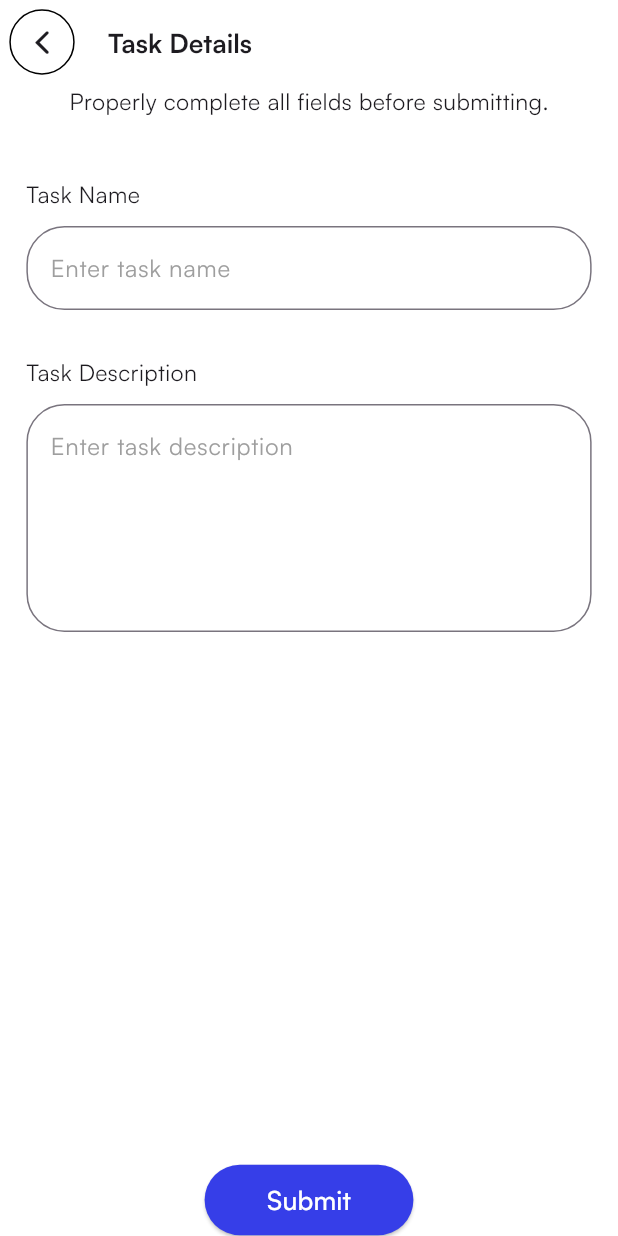
After one commit to JustineUgo/task_todo, a Flutter app: the screen it shows after launch, after a tap on "Add Task", on a phone screen of 412 x 824 dp. The commit adds this screen. Run offline on Flutter 3.47's test engine with Material 3 defaults, Android fonts, the phone set to English and light mode, and no system bars; our stand-ins replace flutter_screenutil.

Commit message:
ui: task screen

```diff
--- a/lib/src/ui/home/home_screen.dart
+++ b/lib/src/ui/home/home_screen.dart
@@ -2,6 +2,7 @@ import 'package:flutter/cupertino.dart';
 import 'package:flutter/material.dart';
 import 'package:flutter_screenutil/flutter_screenutil.dart';
 import 'package:todo/src/ui/home/widget/task_tile.dart';
+import 'package:todo/src/ui/task/task_screen.dart';
 
 class HomeScreen extends StatefulWidget {
   const HomeScreen({super.key});
@@ -100,7 +101,11 @@ class _HomeScreenState extends State<HomeScreen> {
                   Row(
                     mainAxisAlignment: MainAxisAlignment.center,
                     children: [
-                      Container(
+                      InkWell(
+                        onTap: () => Navigator.of(context).push(
+                          MaterialPageRoute(builder: (context) => const TaskScreen()),
+                        ),
+                        child: Container(
                           padding: EdgeInsets.symmetric(vertical: 10.sp, horizontal: 16.sp),
                           decoration:
                               BoxDecoration(borderRadius: BorderRadius.circular(40.r), color: const Color(0xFF363ee8)),
@@ -119,6 +124,7 @@ class _HomeScreenState extends State<HomeScreen> {
                             ],
                           ),
                         ),
+                      ),
                     ],
                   ),
                 ],
--- /dev/null
+++ b/lib/src/ui/task/task_screen.dart
@@ -0,0 +1,141 @@
+import 'package:flutter/cupertino.dart';
+import 'package:flutter/material.dart';
+import 'package:flutter_screenutil/flutter_screenutil.dart';
+
+class TaskScreen extends StatefulWidget {
+  const TaskScreen({super.key});
+
+  @override
+  State<TaskScreen> createState() => _TaskScreenState();
+}
+
+class _TaskScreenState extends State<TaskScreen> {
+  @override
+  Widget build(BuildContext context) {
+    return Scaffold(
+      appBar: AppBar(
+        leading: Center(
+          child: InkWell(
+            onTap: () => Navigator.of(context).pop(),
+            child: Container(
+              padding: EdgeInsets.all(8.sp),
+              decoration: BoxDecoration(
+                shape: BoxShape.circle,
+                border: Border.all(color: Colors.black),
+              ),
+              child: const Icon(CupertinoIcons.chevron_back),
+            ),
+          ),
+        ),
+        title: Text(
+          'Task Details',
+          style: TextStyle(fontSize: 16.sp, fontWeight: FontWeight.w600),
+        ),
+      ),
+      body: SafeArea(
+        child: GestureDetector(
+          behavior: HitTestBehavior.translucent,
+          onTap: () => FocusManager.instance.primaryFocus?.unfocus(),
+          child: Padding(
+            padding: EdgeInsets.symmetric(horizontal: 16.w),
+            child: Column(
+              crossAxisAlignment: CrossAxisAlignment.start,
+              children: [
+                Center(
+                  child: Text(
+                    'Properly complete all fields before submitting.',
+                    style: TextStyle(
+                      fontSize: 14.sp,
+                    ),
+                  ),
+                ),
+                SizedBox(height: 30.h),
+                Padding(
+                  padding: EdgeInsets.symmetric(vertical: 10.h),
+                  child: Text(
+                    'Task Name',
+                    style: TextStyle(
+                      fontSize: 14.sp,
+                    ),
+                  ),
+                ),
+                TextField(
+                  decoration: InputDecoration(
+                    hintText: 'Enter task name',
+                    hintStyle: const TextStyle(color: Colors.grey),
+                    focusedBorder: OutlineInputBorder(
+                      borderRadius: BorderRadius.circular(25.r),
+                      borderSide: const BorderSide(
+                        color: Colors.grey,
+                        width: 1.0,
+                      ),
+                    ),
+                    border: OutlineInputBorder(
+                      borderRadius: BorderRadius.circular(25.r),
+                      borderSide: const BorderSide(
+                        color: Colors.grey,
+                        width: 1.0,
+                      ),
+                    ),
+                  ),
+                ),
+                SizedBox(height: 20.h),
+                Padding(
+                  padding: EdgeInsets.symmetric(vertical: 10.h),
+                  child: Text(
+                    'Task Description',
+                    style: TextStyle(
+                      fontSize: 14.sp,
+                    ),
+                  ),
+                ),
+                TextField(
+                  minLines: 5,
+                  maxLines: 10,
+                  decoration: InputDecoration(
+                    hintText: 'Enter task description',
+                    hintStyle: const TextStyle(color: Colors.grey),
+                    focusedBorder: OutlineInputBorder(
+                      borderRadius: BorderRadius.circular(25.r),
+                      borderSide: const BorderSide(
+                        color: Colors.grey,
+                        width: 1.0,
+                      ),
+                    ),
+                    border: OutlineInputBorder(
+                      borderRadius: BorderRadius.circular(25.r),
+                      borderSide: const BorderSide(
+                        color: Colors.grey,
+                        width: 1.0,
+                      ),
+                    ),
+                  ),
+                ),
+                const Spacer(),
+                Center(
+                  child: ElevatedButton(
+                    onPressed: () => Navigator.of(context).pop(),
+                    style: ButtonStyle(
+                      backgroundColor: WidgetStateProperty.all(const Color(0xFF363ee8)),
+                    ),
+                    child: Padding(
+                      padding: EdgeInsets.symmetric(vertical: 10.sp, horizontal: 16.sp),
+                      child: Text(
+                        'Submit',
+                        style: TextStyle(
+                          fontWeight: FontWeight.w500,
+                          color: Colors.white,
+                          fontSize: 16.sp,
+                        ),
+                      ),
+                    ),
+                  ),
+                ),
+              ],
+            ),
+          ),
+        ),
+      ),
+    );
+  }
+}
```
Lines whose indentation alone changed are shown as unchanged.
